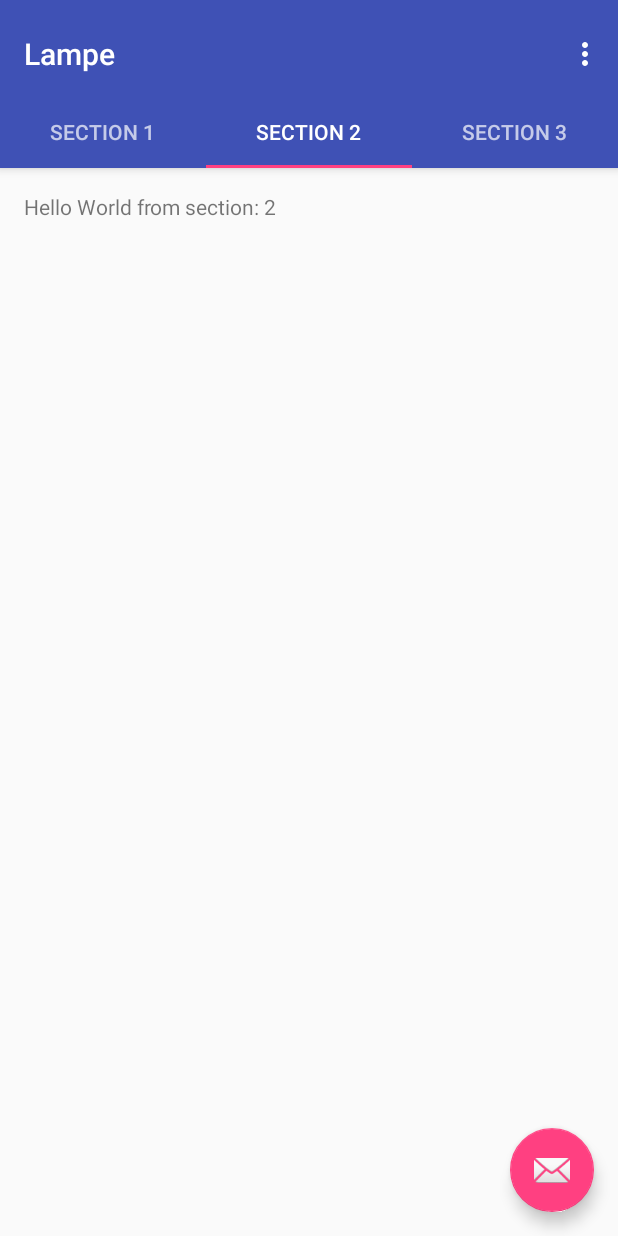
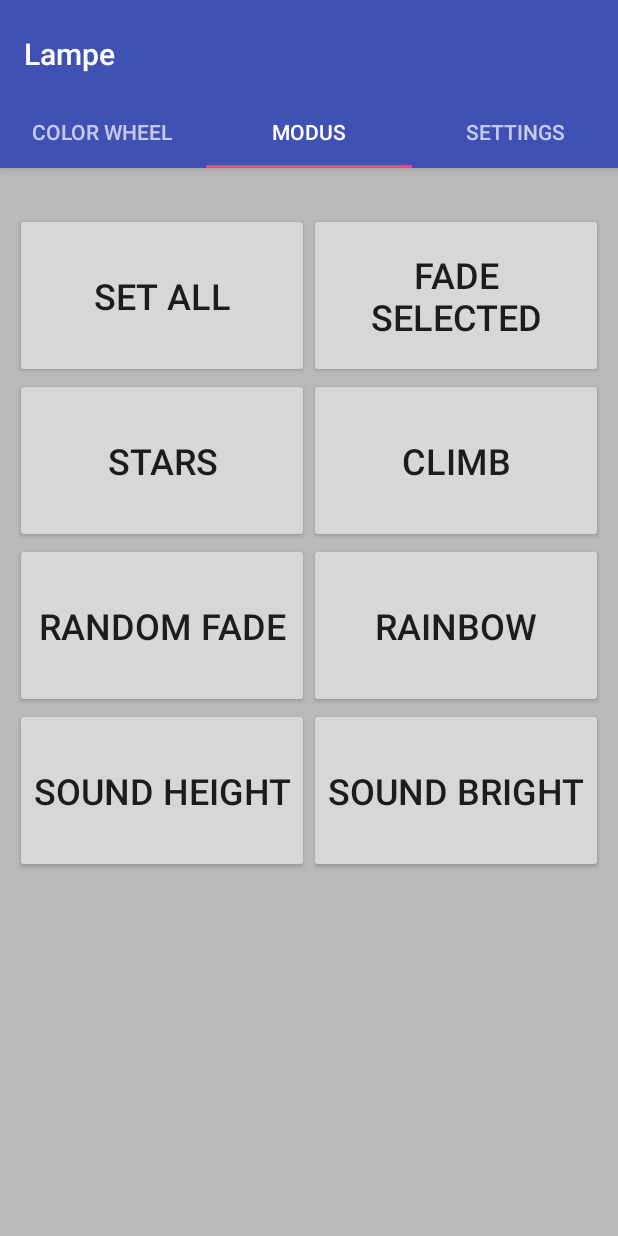
Before and after one commit to D4rkness/AndroidLampe, an Android app: the screen it shows after launch (MainActivity), tab 2 chosen, on a phone screen of 412 x 824 dp. Run offline under Robolectric (Android 15) with nearby library versions, the phone set to English and light mode, and no system bars; libraries missing offline, so code that uses them is left out: com.larswerkman.holocolorpicker; 6 statements that could not run were skipped.

Commit message:
First Design commit

```diff
--- a/app/build.gradle
+++ b/app/build.gradle
@@ -24,6 +24,7 @@ dependencies {
     androidTestCompile('com.android.support.test.espresso:espresso-core:2.2.2', {
         exclude group: 'com.android.support', module: 'support-annotations'
     })
+    compile 'com.larswerkman:HoloColorPicker:1.5'
     compile 'com.android.support:appcompat-v7:24.2.1'
     compile 'com.android.support:design:24.2.1'
     testCompile 'junit:junit:4.12'
--- /dev/null
+++ b/app/src/main/java/com/example/olsk7422/lampe/ColorWheel.java
@@ -0,0 +1,63 @@
+package com.example.olsk7422.lampe;
+
+
+import android.os.Bundle;
+import android.app.Fragment;
+import android.view.LayoutInflater;
+import android.view.View;
+import android.view.ViewGroup;
+
+import com.larswerkman.holocolorpicker.ColorPicker;
+import com.larswerkman.holocolorpicker.OpacityBar;
+import com.larswerkman.holocolorpicker.SVBar;
+import com.larswerkman.holocolorpicker.SaturationBar;
+import com.larswerkman.holocolorpicker.ValueBar;
+
+
+/**
+ * A simple {@link Fragment} subclass.
+ */
+public class ColorWheel extends android.support.v4.app.Fragment {
+
+
+    public ColorWheel() {
+        // Required empty public constructor
+    }
+
+    View myView;
+
+    @Override
+    public View onCreateView(LayoutInflater inflater, ViewGroup container,
+                             Bundle savedInstanceState) {
+        myView = inflater.inflate(R.layout.fragment_color_wheel, container, false);
+        initPicker();
+        return myView;
+    }
+
+    private void initPicker(){
+        ColorPicker picker = (ColorPicker) myView.findViewById(R.id.picker);
+        SaturationBar saturationBar = (SaturationBar) myView.findViewById(R.id.saturationbar);
+        ValueBar valueBar = (ValueBar) myView.findViewById(R.id.valuebar);
+        picker.setShowOldCenterColor(false);
+        picker.addSaturationBar(saturationBar);
+        picker.addValueBar(valueBar);
+
+        //To get the color
+        //picker.getColor();
+
+//To set the old selected color u can do it like this
+        //picker.setOldCenterColor(picker.getColor());
+// adds listener to the colorpicker which is implemented
+//in the activity
+        //picker.setOnColorChangedListener(myView);
+
+
+        //adding onChangeListeners to bars
+        /*
+        opacitybar.setOnOpacityChangeListener(new OnOpacityChangeListener …)
+        valuebar.setOnValueChangeListener(new OnValueChangeListener …)
+        saturationBar.setOnSaturationChangeListener(new OnSaturationChangeListener …)
+        */
+    }
+
+}
--- a/app/src/main/java/com/example/olsk7422/lampe/MainActivity.java
+++ b/app/src/main/java/com/example/olsk7422/lampe/MainActivity.java
@@ -35,6 +35,9 @@ public class MainActivity extends AppCompatActivity {
      * The {@link ViewPager} that will host the section contents.
      */
     private ViewPager mViewPager;
+    private Settings settingsFragment;
+    private Modus modusFragment;
+    private ColorWheel colorWheelFragment;
 
     @Override
     protected void onCreate(Bundle savedInstanceState) {
@@ -54,79 +57,14 @@ public class MainActivity extends AppCompatActivity {
         TabLayout tabLayout = (TabLayout) findViewById(R.id.tabs);
         tabLayout.setupWithViewPager(mViewPager);
 
-        FloatingActionButton fab = (FloatingActionButton) findViewById(R.id.fab);
-        fab.setOnClickListener(new View.OnClickListener() {
-            @Override
-            public void onClick(View view) {
-                Snackbar.make(view, "Replace with your own action", Snackbar.LENGTH_LONG)
-                        .setAction("Action", null).show();
-            }
-        });
+        settingsFragment = new Settings();
+        modusFragment = new Modus();
+        colorWheelFragment = new ColorWheel();
+
 
     }
 
 
-    @Override
-    public boolean onCreateOptionsMenu(Menu menu) {
-        // Inflate the menu; this adds items to the action bar if it is present.
-        getMenuInflater().inflate(R.menu.menu_main, menu);
-        return true;
-    }
-
-    @Override
-    public boolean onOptionsItemSelected(MenuItem item) {
-        // Handle action bar item clicks here. The action bar will
-        // automatically handle clicks on the Home/Up button, so long
-        // as you specify a parent activity in AndroidManifest.xml.
-        int id = item.getItemId();
-
-        //noinspection SimplifiableIfStatement
-        if (id == R.id.action_settings) {
-            return true;
-        }
-
-        return super.onOptionsItemSelected(item);
-    }
-
-    /**
-     * A placeholder fragment containing a simple view.
-     */
-    public static class PlaceholderFragment extends Fragment {
-        /**
-         * The fragment argument representing the section number for this
-         * fragment.
-         */
-        private static final String ARG_SECTION_NUMBER = "section_number";
-
-        public PlaceholderFragment() {
-        }
-
-        /**
-         * Returns a new instance of this fragment for the given section
-         * number.
-         */
-        public static PlaceholderFragment newInstance(int sectionNumber) {
-            PlaceholderFragment fragment = new PlaceholderFragment();
-            Bundle args = new Bundle();
-            args.putInt(ARG_SECTION_NUMBER, sectionNumber);
-            fragment.setArguments(args);
-            return fragment;
-        }
-
-        @Override
-        public View onCreateView(LayoutInflater inflater, ViewGroup container,
-                                 Bundle savedInstanceState) {
-            View rootView = inflater.inflate(R.layout.fragment_main, container, false);
-            TextView textView = (TextView) rootView.findViewById(R.id.section_label);
-            textView.setText(getString(R.string.section_format, getArguments().getInt(ARG_SECTION_NUMBER)));
-            return rootView;
-        }
-    }
-
-    /**
-     * A {@link FragmentPagerAdapter} that returns a fragment corresponding to
-     * one of the sections/tabs/pages.
-     */
     public class SectionsPagerAdapter extends FragmentPagerAdapter {
 
         public SectionsPagerAdapter(FragmentManager fm) {
@@ -135,9 +73,16 @@ public class MainActivity extends AppCompatActivity {
 
         @Override
         public Fragment getItem(int position) {
-            // getItem is called to instantiate the fragment for the given page.
-            // Return a PlaceholderFragment (defined as a static inner class below).
-            return PlaceholderFragment.newInstance(position + 1);
+            switch(position){
+                case 0:
+                    return colorWheelFragment;
+                case 1:
+                    return modusFragment;
+                case 2:
+                    return settingsFragment;
+                default:
+                    return null;
+            }
         }
 
         @Override
@@ -150,11 +95,11 @@ public class MainActivity extends AppCompatActivity {
         public CharSequence getPageTitle(int position) {
             switch (position) {
                 case 0:
-                    return "SECTION 1";
+                    return "Color Wheel";
                 case 1:
-                    return "SECTION 2";
+                    return "Modus";
                 case 2:
-                    return "SECTION 3";
+                    return "Settings";
             }
             return null;
         }
--- /dev/null
+++ b/app/src/main/java/com/example/olsk7422/lampe/Modus.java
@@ -0,0 +1,29 @@
+package com.example.olsk7422.lampe;
+
+
+import android.os.Bundle;
+import android.app.Fragment;
+import android.view.LayoutInflater;
+import android.view.View;
+import android.view.ViewGroup;
+
+
+/**
+ * A simple {@link Fragment} subclass.
+ */
+public class Modus extends android.support.v4.app.Fragment {
+
+
+    public Modus() {
+        // Required empty public constructor
+    }
+
+
+    @Override
+    public View onCreateView(LayoutInflater inflater, ViewGroup container,
+                             Bundle savedInstanceState) {
+        // Inflate the layout for this fragment
+        return inflater.inflate(R.layout.fragment_modus, container, false);
+    }
+
+}
--- /dev/null
+++ b/app/src/main/java/com/example/olsk7422/lampe/Settings.java
@@ -0,0 +1,29 @@
+package com.example.olsk7422.lampe;
+
+
+import android.os.Bundle;
+import android.app.Fragment;
+import android.view.LayoutInflater;
+import android.view.View;
+import android.view.ViewGroup;
+
+
+/**
+ * A simple {@link Fragment} subclass.
+ */
+public class Settings extends android.support.v4.app.Fragment {
+
+
+    public Settings() {
+        // Required empty public constructor
+    }
+
+
+    @Override
+    public View onCreateView(LayoutInflater inflater, ViewGroup container,
+                             Bundle savedInstanceState) {
+        // Inflate the layout for this fragment
+        return inflater.inflate(R.layout.fragment_settings, container, false);
+    }
+
+}
--- a/app/src/main/res/layout/activity_main.xml
+++ b/app/src/main/res/layout/activity_main.xml
@@ -38,12 +38,6 @@
         android:layout_height="match_parent"
         app:layout_behavior="@string/appbar_scrolling_view_behavior" />
 
-    <android.support.design.widget.FloatingActionButton
-        android:id="@+id/fab"
-        android:layout_width="wrap_content"
-        android:layout_height="wrap_content"
-        android:layout_gravity="end|bottom"
-        android:layout_margin="@dimen/fab_margin"
-        app:srcCompat="@android:drawable/ic_dialog_email" />
+
 
 </android.support.design.widget.CoordinatorLayout>
--- a/app/src/main/res/layout/fragment_main.xml
+++ b/app/src/main/res/layout/fragment_main.xml
@@ -5,8 +5,7 @@
     android:paddingBottom="@dimen/activity_vertical_margin"
     android:paddingLeft="@dimen/activity_horizontal_margin"
     android:paddingRight="@dimen/activity_horizontal_margin"
-    android:paddingTop="@dimen/activity_vertical_margin"
-    tools:context="com.example.olsk7422.lampe.MainActivity$PlaceholderFragment">
+    android:paddingTop="@dimen/activity_vertical_margin">
 
     <TextView
         android:id="@+id/section_label"
--- /dev/null
+++ b/app/src/main/res/layout/fragment_modus.xml
@@ -0,0 +1,103 @@
+<RelativeLayout xmlns:android="http://schemas.android.com/apk/res/android"
+    xmlns:tools="http://schemas.android.com/tools"
+    android:layout_width="match_parent"
+    android:layout_height="match_parent"
+    android:background="@color/mainBackground"
+    tools:context="com.example.olsk7422.lampe.Modus">
+
+    <LinearLayout
+        android:layout_marginTop="@dimen/margintop"
+        android:orientation="vertical"
+        android:layout_width="match_parent"
+        android:layout_height="wrap_content"
+        android:paddingLeft="@dimen/paddingsites"
+        android:paddingRight="@dimen/paddingsites">
+
+        <LinearLayout
+            android:orientation="horizontal"
+            android:layout_width="match_parent"
+            android:weightSum="2"
+            android:layout_height="@dimen/settingbtn">
+
+            <Button
+                android:text="Set All"
+                android:layout_width="match_parent"
+                android:layout_height="match_parent"
+                android:id="@+id/btnSetAll"
+                android:layout_weight="1"
+                android:textSize="24sp" />
+
+            <Button
+                android:text="Fade Selected"
+                android:layout_width="match_parent"
+                android:layout_height="match_parent"
+                android:id="@+id/btnAccFade"
+                android:layout_weight="1"
+                android:textSize="24sp" />
+        </LinearLayout>
+        <LinearLayout
+            android:orientation="horizontal"
+            android:layout_width="match_parent"
+            android:weightSum="2"
+            android:layout_height="@dimen/settingbtn">
+            <Button
+                android:text="Stars"
+                android:layout_width="match_parent"
+                android:layout_height="match_parent"
+                android:id="@+id/btnRandomStars"
+                android:layout_weight="1"
+                android:textSize="24sp" />
+            <Button
+                android:text="Climb"
+                android:layout_width="match_parent"
+                android:layout_height="match_parent"
+                android:id="@+id/btnSlowClimb"
+                android:layout_weight="1"
+                android:textSize="24sp" />
+        </LinearLayout>
+        <LinearLayout
+            android:orientation="horizontal"
+            android:layout_width="match_parent"
+            android:weightSum="2"
+            android:layout_height="@dimen/settingbtn">
+            <Button
+                android:text="Random Fade"
+                android:layout_width="match_parent"
+                android:layout_height="match_parent"
+                android:id="@+id/btnRandomFade"
+                android:layout_weight="1"
+                android:textSize="24sp" />
+            <Button
+                android:text="Rainbow"
+                android:layout_width="match_parent"
+                android:layout_height="match_parent"
+                android:id="@+id/btnRainbow"
+                android:layout_weight="1"
+                android:textSize="24sp" />
+        </LinearLayout>
+        <LinearLayout
+            android:orientation="horizontal"
+            android:layout_width="match_parent"
+            android:weightSum="2"
+            android:layout_height="@dimen/settingbtn">
+            <Button
+                android:text="Sound Height"
+                android:layout_width="match_parent"
+                android:layout_height="match_parent"
+                android:id="@+id/btnSoundToHeight"
+                android:layout_weight="1"
+                android:textSize="24sp" />
+            <Button
+                android:text="Sound Bright"
+                android:layout_width="match_parent"
+                android:layout_height="match_parent"
+                android:id="@+id/btnSoundToBrightness"
+                android:layout_weight="1"
+                android:textSize="24sp" />
+        </LinearLayout>s
+
+
+
+    </LinearLayout>
+
+</RelativeLayout>
--- a/app/src/main/res/values/colors.xml
+++ b/app/src/main/res/values/colors.xml
@@ -3,4 +3,5 @@
     <color name="colorPrimary">#3F51B5</color>
     <color name="colorPrimaryDark">#303F9F</color>
     <color name="colorAccent">#FF4081</color>
+    <color name="mainBackground">#42000000</color>
 </resources>
--- a/app/src/main/res/values/dimens.xml
+++ b/app/src/main/res/values/dimens.xml
@@ -4,4 +4,8 @@
     <dimen name="activity_vertical_margin">16dp</dimen>
     <dimen name="fab_margin">16dp</dimen>
     <dimen name="appbar_padding_top">8dp</dimen>
+    <dimen name="margintop">30dp</dimen>
+    <dimen name="settingbtn">110dp</dimen>
+    <dimen name="settingbtnpedding">5dp</dimen>
+    <dimen name="paddingsites">10dp</dimen>
 </resources>
--- a/app/src/main/res/values/strings.xml
+++ b/app/src/main/res/values/strings.xml
@@ -2,4 +2,7 @@
     <string name="app_name">Lampe</string>
     <string name="action_settings">Settings</string>
     <string name="section_format">Hello World from section: %1$d</string>
+
+    <!-- TODO: Remove or change this placeholder text -->
+    <string name="hello_blank_fragment">Hello blank fragment</string>
 </resources>
```
Also changed, not shown: app/src/main/java/com/example/olsk7422/lampe/BluetoothHandler.java (added, +8 -0 lines), app/src/main/res/layout/fragment_color_wheel.xml (added, +47 -0 lines), app/src/main/res/layout/fragment_settings.xml (added, +44 -0 lines).
